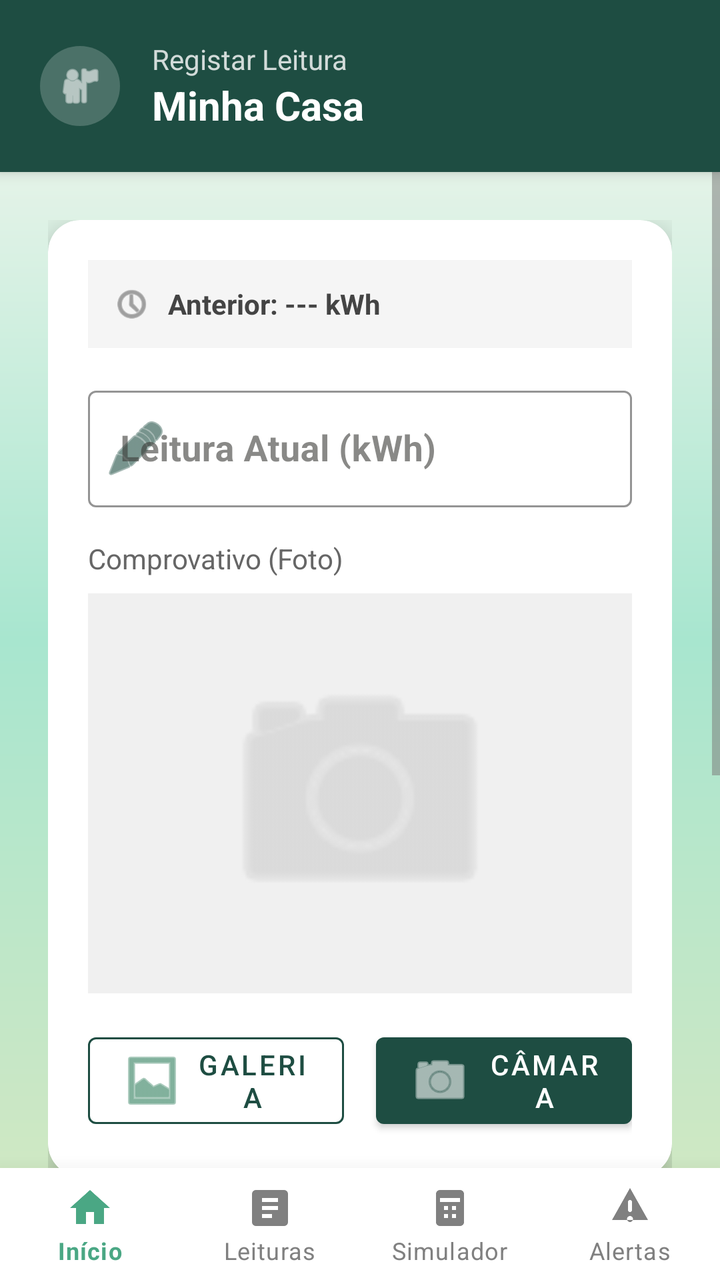
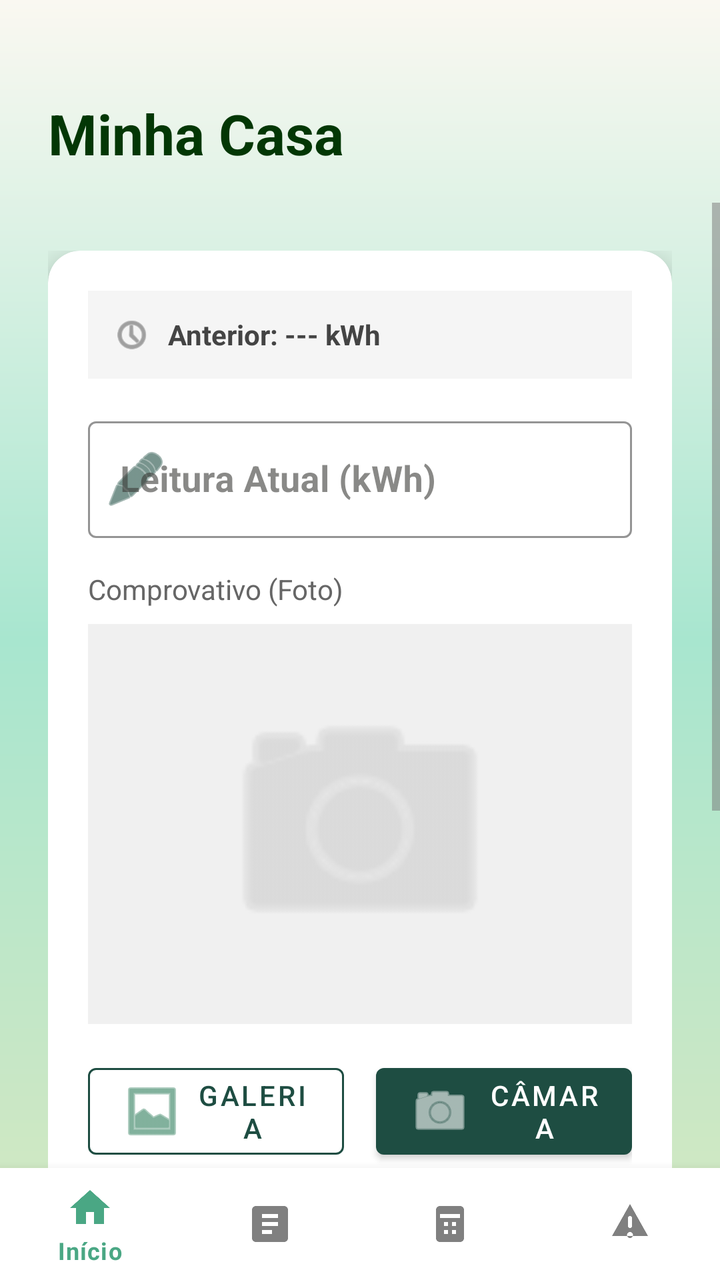

Compare the two renders of this Android layout. The source of the first and the diff that turns it into the second are given below.
<!-- AndroidManifest.xml: application theme Theme.EcoTrack -->
<!-- res/layout/activity_leituras_mensais.xml -->
<?xml version="1.0" encoding="utf-8"?>
<RelativeLayout xmlns:android="http://schemas.android.com/apk/res/android"
    xmlns:app="http://schemas.android.com/apk/res-auto"
    android:layout_width="match_parent"
    android:layout_height="match_parent"
    android:background="@drawable/gradient_verde">

    <LinearLayout
        android:id="@+id/headerCasa"
        android:layout_width="match_parent"
        android:layout_height="wrap_content"
        android:orientation="horizontal"
        android:padding="20dp"
        android:gravity="center_vertical"
        android:background="#1E4D42"
        android:elevation="4dp">

        <ImageView
            android:layout_width="40dp"
            android:layout_height="40dp"
            android:src="@android:drawable/ic_menu_myplaces"
            app:tint="#FFFFFF"
            android:background="@drawable/bg_circle_white_alpha"
            android:padding="8dp"
            android:layout_marginEnd="16dp"/>

        <LinearLayout
            android:layout_width="wrap_content"
            android:layout_height="wrap_content"
            android:orientation="vertical">

            <TextView
                android:layout_width="wrap_content"
                android:layout_height="wrap_content"
                android:text="Registar Leitura"
                android:textSize="14sp"
                android:textColor="#CCFFFFFF"/>

            <TextView
                android:id="@+id/tvNomeCasaLeituras"
                android:layout_width="wrap_content"
                android:layout_height="wrap_content"
                android:text="Minha Casa"
                android:textSize="20sp"
                android:textStyle="bold"
                android:textColor="#FFFFFF"/>
        </LinearLayout>
    </LinearLayout>

    <ScrollView
        android:id="@+id/scrollConteudo"
        android:layout_width="match_parent"
        android:layout_height="match_parent"
        android:layout_below="@+id/headerCasa"
        android:layout_above="@+id/bottomNavigation"
        android:fillViewport="true">

        <LinearLayout
            android:layout_width="match_parent"
            android:layout_height="wrap_content"
            android:orientation="vertical"
            android:padding="24dp">

            <com.google.android.material.card.MaterialCardView
                android:layout_width="match_parent"
                android:layout_height="wrap_content"
                app:cardCornerRadius="16dp"
                app:cardElevation="8dp"
                app:cardBackgroundColor="#FFFFFF"
                android:layout_marginBottom="24dp">

                <LinearLayout
                    android:layout_width="match_parent"
                    android:layout_height="wrap_content"
                    android:orientation="vertical"
                    android:padding="20dp">

                    <LinearLayout
                        android:layout_width="match_parent"
                        android:layout_height="wrap_content"
                        android:orientation="horizontal"
                        android:gravity="center_vertical"
                        android:background="#F5F5F5"
                        android:padding="12dp"
                        android:layout_marginBottom="16dp">

                        <ImageView
                            android:layout_width="20dp"
                            android:layout_height="20dp"
                            android:src="@android:drawable/ic_menu_recent_history"
                            app:tint="#666666"
                            android:layout_marginEnd="8dp"/>

                        <TextView
                            android:id="@+id/tvLeituraAnterior"
                            android:layout_width="wrap_content"
                            android:layout_height="wrap_content"
                            android:text="Anterior: --- kWh"
                            android:textColor="#444444"
                            android:textSize="14sp"
                            android:textStyle="bold"/>
                    </LinearLayout>

                    <com.google.android.material.textfield.TextInputLayout
                        android:layout_width="match_parent"
                        android:layout_height="wrap_content"
                        android:hint="Leitura Atual (kWh)"
                        app:startIconDrawable="@android:drawable/ic_menu_edit"
                        app:startIconTint="#1E4D42"
                        app:boxStrokeColor="#1E4D42"
                        style="@style/Widget.MaterialComponents.TextInputLayout.OutlinedBox"
                        android:layout_marginBottom="16dp">

                        <com.google.android.material.textfield.TextInputEditText
                            android:id="@+id/etNovaLeitura"
                            android:layout_width="match_parent"
                            android:layout_height="wrap_content"
                            android:inputType="numberDecimal"
                            android:textSize="18sp"
                            android:textStyle="bold"/>
                    </com.google.android.material.textfield.TextInputLayout>

                    <TextView
                        android:layout_width="wrap_content"
                        android:layout_height="wrap_content"
                        android:text="Comprovativo (Foto)"
                        android:textSize="14sp"
                        android:textColor="#666666"
                        android:layout_marginBottom="8dp"/>

                    <ImageView
                        android:id="@+id/imgContador"
                        android:layout_width="match_parent"
                        android:layout_height="200dp"
                        android:scaleType="centerCrop"
                        android:src="@android:drawable/ic_menu_camera"
                        android:padding="60dp"
                        android:background="#F0F0F0"
                        app:tint="#CCCCCC"
                        android:layout_marginBottom="16dp"/>

                    <LinearLayout
                        android:layout_width="match_parent"
                        android:layout_height="wrap_content"
                        android:orientation="horizontal">

                        <com.google.android.material.button.MaterialButton
                            android:id="@+id/btnEscolherImagem"
                            android:layout_width="0dp"
                            android:layout_height="wrap_content"
                            android:layout_weight="1"
                            android:text="Galeria"
                            app:icon="@android:drawable/ic_menu_gallery"
                            style="@style/Widget.MaterialComponents.Button.OutlinedButton"
                            app:strokeColor="#1E4D42"
                            android:textColor="#1E4D42"
                            android:layout_marginEnd="8dp"/>

                        <com.google.android.material.button.MaterialButton
                            android:id="@+id/btnTirarFoto"
                            android:layout_width="0dp"
                            android:layout_height="wrap_content"
                            android:layout_weight="1"
                            android:text="Câmara"
                            app:icon="@android:drawable/ic_menu_camera"
                            app:backgroundTint="#1E4D42"
                            android:textColor="#FFFFFF"
                            android:layout_marginStart="8dp"/>
                    </LinearLayout>

                </LinearLayout>
            </com.google.android.material.card.MaterialCardView>

            <com.google.android.material.button.MaterialButton
                android:id="@+id/btnCalcular"
                android:layout_width="match_parent"
                android:layout_height="wrap_content"
                android:text="Simular Diferença"
                style="@style/Widget.MaterialComponents.Button.TextButton"
                android:textColor="#FFFFFF"
                android:layout_marginBottom="4dp"/>

            <TextView
                android:id="@+id/tvResultado"
                android:layout_width="match_parent"
                android:layout_height="wrap_content"
                android:text=""
                android:textSize="16sp"
                android:textColor="#FFFFFF"
                android:gravity="center"
                android:background="#33000000"
                android:padding="8dp"
                android:visibility="gone"
                android:layout_marginBottom="16dp"/>

            <com.google.android.material.button.MaterialButton
                android:id="@+id/btnGuardar"
                android:layout_width="match_parent"
                android:layout_height="60dp"
                android:text="Guardar Leitura"
                android:textSize="16sp"
                android:textStyle="bold"
                app:backgroundTint="#FFFFFF"
                android:textColor="#1E4D42"
                app:cornerRadius="30dp"
                android:layout_marginBottom="16dp"/>

            <com.google.android.material.button.MaterialButton
                android:id="@+id/btnVerHistorico"
                android:layout_width="match_parent"
                android:layout_height="wrap_content"
                android:text="Ver Histórico Completo"
                style="@style/Widget.MaterialComponents.Button.OutlinedButton"
                android:textColor="#FFFFFF"
                app:strokeColor="#FFFFFF"
                app:strokeWidth="1dp"/>

            <com.google.android.material.button.MaterialButton
                android:id="@+id/btnVoltar"
                android:layout_width="match_parent"
                android:layout_height="wrap_content"
                android:text="Voltar ao Menu"
                style="@style/Widget.MaterialComponents.Button.TextButton"
                android:textColor="#E0F2F1"
                android:layout_marginTop="8dp"/>

            <Space android:layout_width="match_parent" android:layout_height="40dp"/>

        </LinearLayout>
    </ScrollView>

    <com.google.android.material.bottomnavigation.BottomNavigationView
        android:id="@+id/bottomNavigation"
        android:layout_width="match_parent"
        android:layout_height="wrap_content"
        android:layout_alignParentBottom="true"
        app:menu="@menu/menu_bottom_nav"
        app:itemIconTint="@color/selector_bottom_nav"
        app:itemTextColor="@color/selector_bottom_nav"
        android:background="@android:color/white"
        app:labelVisibilityMode="labeled"
        app:elevation="16dp"/>

</RelativeLayout>
<!-- resources referenced by this layout -->
<resources>
  <!-- drawable bg_circle_white_alpha (drawable) -->
  <?xml version="1.0" encoding="utf-8"?>
  <shape xmlns:android="http://schemas.android.com/apk/res/android" shape="oval">
      <solid android:color="#33FFFFFF"/>
  </shape>
  <!-- drawable gradient_verde (drawable) -->
  <shape xmlns:android="http://schemas.android.com/apk/res/android">
      <gradient
          android:startColor="@color/pastel_lightgreen"
          android:centerColor="@color/mint_start"
          android:endColor="@color/pastel_whitewarm"
          android:angle="90" />
  
      <corners android:radius="0dp" />
  </shape>
  <style name="Theme.EcoTrack" parent="Theme.MaterialComponents.Light.NoActionBar">
          
          <item name="colorPrimary">@color/colorPrimary</item>
          <item name="colorOnPrimary">@color/colorOnPrimary</item>
          <item name="colorSecondary">@color/colorSecondary</item>
          <item name="colorOnSecondary">@color/colorOnSecondary</item>
  
          
          <item name="colorOnBackground">@color/background_beige</item>
          <item name="colorSurface">@color/colorSurface</item>
          <item name="colorOnSurface">@color/colorOnSurface</item>
          <item name="android:windowBackground">@color/background_beige</item>
  
          
          <item name="colorPrimaryContainer">@color/colorPrimaryContainer</item>
          <item name="colorOnPrimaryContainer">@color/colorOnPrimaryContainer</item>
          <item name="colorSecondaryContainer">@color/colorSecondaryContainer</item>
          <item name="colorOnSecondaryContainer">@color/colorOnSecondaryContainer</item>
  
          
          <item name="colorError">@color/colorError</item>
          <item name="colorOnError">@color/colorOnError</item>
          <item name="colorErrorContainer">@color/colorErrorContainer</item>
          <item name="colorOnErrorContainer">@color/colorOnErrorContainer</item>
  
          
          <item name="colorOutline">@color/colorOutline</item>
  
          
          <item name="android:textColorPrimary">@color/text_primary</item>
          <item name="android:textColorSecondary">@color/text_secondary</item>
  
          
          <item name="android:statusBarColor">@color/colorPrimary</item>
          <item name="android:navigationBarColor">@color/background_beige</item>
      </style>
  <color name="pastel_lightgreen">#D7E8C1</color>
  <color name="mint_start">#A8E6CF</color>
  <color name="pastel_whitewarm">#FAF8F1</color>
  <color name="colorPrimary">#2E7D5B</color>
  <color name="colorOnPrimary">#FFFFFF</color>
  <color name="colorSecondary">#52644F</color>
  <color name="colorOnSecondary">#FFFFFF</color>
  <color name="background_beige">#FFFDF8</color>
  <color name="colorSurface">#FAF7F2</color>
  <color name="colorOnSurface">#3B3A37</color>
  <color name="colorPrimaryContainer">#BFE3CF</color>
  <color name="colorOnPrimaryContainer">#1A3B2C</color>
  <color name="colorSecondaryContainer">#D5E8D7</color>
  <color name="colorOnSecondaryContainer">#1F352F</color>
  <color name="colorError">#B3261E</color>
  <color name="colorOnError">#FFFFFF</color>
  <color name="colorErrorContainer">#F9DEDC</color>
  <color name="colorOnErrorContainer">#410E0B</color>
  <color name="colorOutline">#D8D2C8</color>
  <color name="text_primary">#2E2E2E</color>
  <color name="text_secondary">#7A7A7A</color>
</resources>

<!-- the commit's change to res/layout/activity_leituras_mensais.xml (unified diff, before → after) -->
@@ -1,59 +1,57 @@
 <?xml version="1.0" encoding="utf-8"?>
-<RelativeLayout xmlns:android="http://schemas.android.com/apk/res/android"
+<androidx.constraintlayout.widget.ConstraintLayout
+    xmlns:android="http://schemas.android.com/apk/res/android"
     xmlns:app="http://schemas.android.com/apk/res-auto"
+    xmlns:tools="http://schemas.android.com/tools"
     android:layout_width="match_parent"
     android:layout_height="match_parent"
     android:background="@drawable/gradient_verde">
 
-    <LinearLayout
+    
+    <androidx.constraintlayout.widget.ConstraintLayout
         android:id="@+id/headerCasa"
         android:layout_width="match_parent"
         android:layout_height="wrap_content"
-        android:orientation="horizontal"
-        android:padding="20dp"
-        android:gravity="center_vertical"
-        android:background="#1E4D42"
-        android:elevation="4dp">
-
-        <ImageView
-            android:layout_width="40dp"
-            android:layout_height="40dp"
-            android:src="@android:drawable/ic_menu_myplaces"
-            app:tint="#FFFFFF"
-            android:background="@drawable/bg_circle_white_alpha"
-            android:padding="8dp"
-            android:layout_marginEnd="16dp"/>
-
-        <LinearLayout
+        android:paddingHorizontal="24dp"
+        android:paddingTop="48dp"
+        android:paddingBottom="16dp"
+        app:layout_constraintTop_toTopOf="parent">
+
+        <TextView
+            android:id="@+id/tvLabelCategoria"
             android:layout_width="wrap_content"
             android:layout_height="wrap_content"
-            android:orientation="vertical">
-
-            <TextView
-                android:layout_width="wrap_content"
-                android:layout_height="wrap_content"
-                android:text="Registar Leitura"
-                android:textSize="14sp"
-                android:textColor="#CCFFFFFF"/>
-
-            <TextView
-                android:id="@+id/tvNomeCasaLeituras"
-                android:layout_width="wrap_content"
-                android:layout_height="wrap_content"
-                android:text="Minha Casa"
-                android:textSize="20sp"
-                android:textStyle="bold"
-                android:textColor="#FFFFFF"/>
-        </LinearLayout>
-    </LinearLayout>
-
+            android:layout_marginBottom="4dp"
+            android:letterSpacing="0.1"
+            android:text="REGISTAR LEITURA"
+            android:textColor="#CCFFFFFF"
+            android:textSize="12sp"
+            android:textStyle="bold"
+            app:layout_constraintBottom_toTopOf="@id/tvNomeCasaLeituras"
+            app:layout_constraintStart_toStartOf="parent" />
+
+        <TextView
+            android:id="@+id/tvNomeCasaLeituras"
+            android:layout_width="wrap_content"
+            android:layout_height="wrap_content"
+            android:text="Minha Casa"
+            android:textColor="@color/green"
+            android:textSize="28sp"
+            android:textStyle="bold"
+            app:layout_constraintStart_toStartOf="parent"
+            app:layout_constraintTop_toTopOf="parent" />
+
+    </androidx.constraintlayout.widget.ConstraintLayout>
+
+
+    
     <ScrollView
         android:id="@+id/scrollConteudo"
         android:layout_width="match_parent"
-        android:layout_height="match_parent"
-        android:layout_below="@+id/headerCasa"
-        android:layout_above="@+id/bottomNavigation"
-        android:fillViewport="true">
+        android:layout_height="0dp"
+        android:fillViewport="true"
+        app:layout_constraintTop_toBottomOf="@id/headerCasa"
+        app:layout_constraintBottom_toTopOf="@id/bottomNavigation">
 
         <LinearLayout
             android:layout_width="match_parent"
@@ -61,6 +59,7 @@
             android:orientation="vertical"
             android:padding="24dp">
 
+            
             <com.google.android.material.card.MaterialCardView
                 android:layout_width="match_parent"
                 android:layout_height="wrap_content"
@@ -75,6 +74,7 @@
                     android:orientation="vertical"
                     android:padding="20dp">
 
+                    
                     <LinearLayout
                         android:layout_width="match_parent"
                         android:layout_height="wrap_content"
@@ -101,6 +101,7 @@
                             android:textStyle="bold"/>
                     </LinearLayout>
 
+                    
                     <com.google.android.material.textfield.TextInputLayout
                         android:layout_width="match_parent"
                         android:layout_height="wrap_content"
@@ -120,6 +121,7 @@
                             android:textStyle="bold"/>
                     </com.google.android.material.textfield.TextInputLayout>
 
+                    
                     <TextView
                         android:layout_width="wrap_content"
                         android:layout_height="wrap_content"
@@ -139,6 +141,7 @@
                         app:tint="#CCCCCC"
                         android:layout_marginBottom="16dp"/>
 
+                    
                     <LinearLayout
                         android:layout_width="match_parent"
                         android:layout_height="wrap_content"
@@ -171,6 +174,7 @@
                 </LinearLayout>
             </com.google.android.material.card.MaterialCardView>
 
+            
             <com.google.android.material.button.MaterialButton
                 android:id="@+id/btnCalcular"
                 android:layout_width="match_parent"
@@ -215,30 +219,22 @@
                 app:strokeColor="#FFFFFF"
                 app:strokeWidth="1dp"/>
 
-            <com.google.android.material.button.MaterialButton
-                android:id="@+id/btnVoltar"
-                android:layout_width="match_parent"
-                android:layout_height="wrap_content"
-                android:text="Voltar ao Menu"
-                style="@style/Widget.MaterialComponents.Button.TextButton"
-                android:textColor="#E0F2F1"
-                android:layout_marginTop="8dp"/>
-
-            <Space android:layout_width="match_parent" android:layout_height="40dp"/>
+            <Space
+                android:layout_width="match_parent"
+                android:layout_height="40dp"/>
 
         </LinearLayout>
     </ScrollView>
 
+    
     <com.google.android.material.bottomnavigation.BottomNavigationView
         android:id="@+id/bottomNavigation"
         android:layout_width="match_parent"
         android:layout_height="wrap_content"
-        android:layout_alignParentBottom="true"
-        app:menu="@menu/menu_bottom_nav"
+        android:background="@android:color/white"
         app:itemIconTint="@color/selector_bottom_nav"
         app:itemTextColor="@color/selector_bottom_nav"
-        android:background="@android:color/white"
-        app:labelVisibilityMode="labeled"
-        app:elevation="16dp"/>
-
-</RelativeLayout>
+        app:menu="@menu/menu_bottom_nav"
+        app:layout_constraintBottom_toBottomOf="parent"/>
+
+</androidx.constraintlayout.widget.ConstraintLayout>
<!-- resource entries referenced after the edit -->
@@ -1,10 +1,6 @@
 <!-- resources referenced by this layout -->
 <resources>
-  <!-- drawable bg_circle_white_alpha (drawable) -->
-  <?xml version="1.0" encoding="utf-8"?>
-  <shape xmlns:android="http://schemas.android.com/apk/res/android" shape="oval">
-      <solid android:color="#33FFFFFF"/>
-  </shape>
+  <color name="green">#033705</color>
   <!-- drawable gradient_verde (drawable) -->
   <shape xmlns:android="http://schemas.android.com/apk/res/android">
       <gradient
